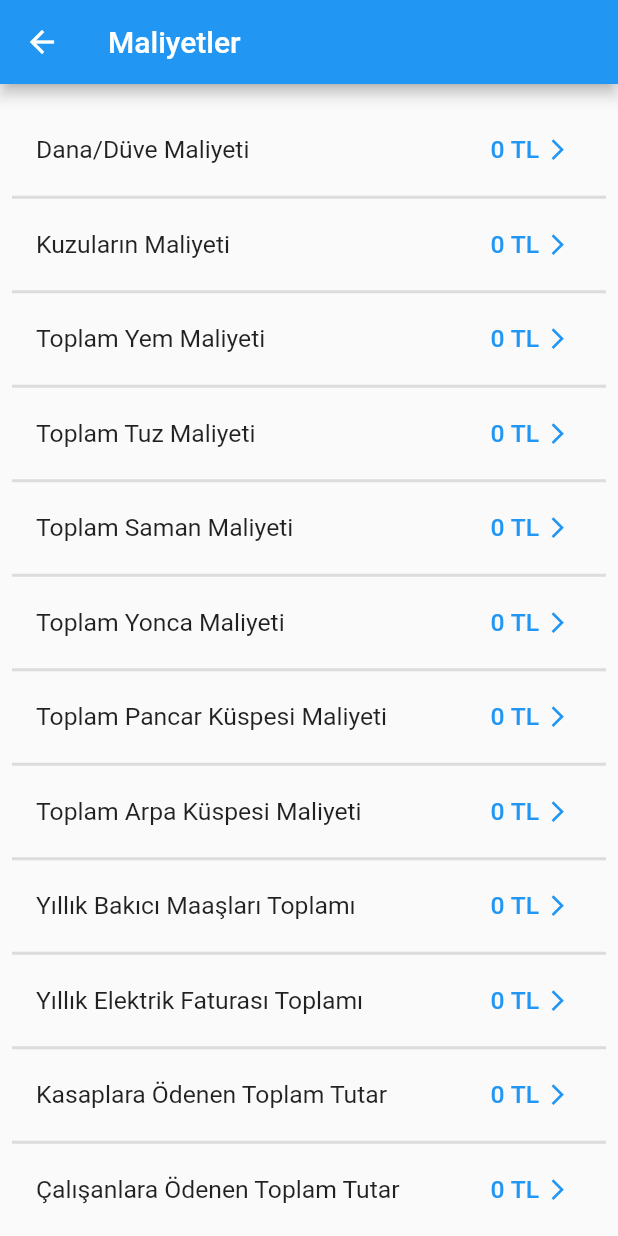
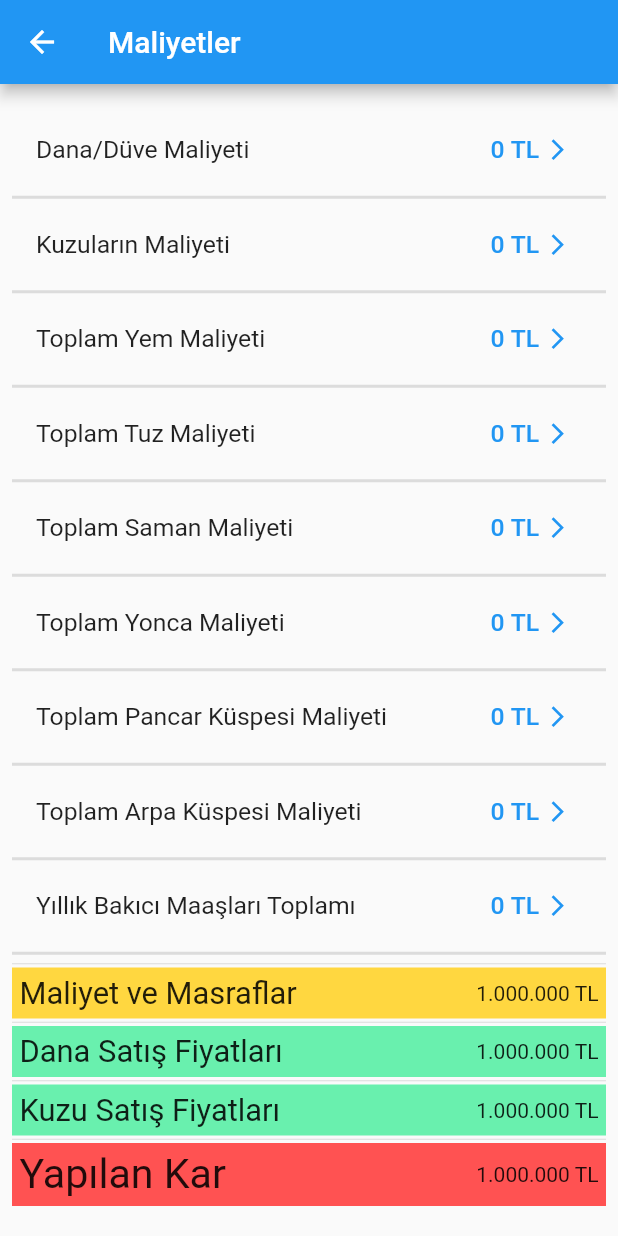
Before and after one commit to ahmettyildirim/gazi, a Flutter app: the MaliyetPage screen opened directly, on a phone screen of 412 x 824 dp. Run offline on Flutter 3.47's test engine with Material 2 defaults, Android fonts, the phone set to English and light mode, and no system bars; our stand-ins replace cloud_firestore, custom_radio_grouped_button, firebase_auth, firebase_core, firebase_database, mask_text_input_formatter; accounts and stored records are empty.

Commit message:
maliyet tablosu tamamlandı

```diff
--- a/lib/model/maliyet.dart
+++ b/lib/model/maliyet.dart
@@ -159,6 +159,12 @@ String getMaliyetDetayTitle(int typeId, {int subTypeId = 0}) {
     case 17:
       return "Ekstra Maliyetler";
     case 18:
+      return "Toplam Maliyet";
+    case 18:
+      return "Toplam Tutar";
+    case 18:
+      return "Toplam Tutar";
+    case 18:
       return "Toplam Tutar";
     default:
       return "";
--- a/lib/pages/maliyet.dart
+++ b/lib/pages/maliyet.dart
@@ -29,13 +29,18 @@ class _MaliyetPageState extends State<MaliyetPage> {
           left: true,
           right: true,
           minimum: EdgeInsets.only(top: 20, bottom: 20, left: 8, right: 8),
+          child: Column(
+            children: [
+              Expanded(
                 child: StreamBuilder<QuerySnapshot<Map<String, dynamic>>>(
-              stream: _repositoryInstance.getAllItems(CollectionKeys.maliyet),
+                    stream:
+                        _repositoryInstance.getAllItems(CollectionKeys.maliyet),
                     builder: (context, snapshot) {
                       if (snapshot.hasData) {
                         var maliyetValues = snapshot.data!.docs;
                         var length = maliyetValues.length;
-                  List<MaliyetModel> maliyetlist = List.empty(growable: true);
+                        List<MaliyetModel> maliyetlist =
+                            List.empty(growable: true);
                         for (int i = 0; i < length; i++) {
                           maliyetlist.add(MaliyetModel.fromJson(
                               maliyetValues[i].data(),
@@ -74,7 +79,8 @@ class _MaliyetPageState extends State<MaliyetPage> {
                                       trailing: index == 17
                                           ? Text(
                                               getMoneyString(total),
-                                        style: TextStyle(fontSize: width / 17),
+                                              style: TextStyle(
+                                                  fontSize: width / 17),
                                             )
                                           : TextButton(
                                               onPressed: () {
@@ -126,7 +132,69 @@ class _MaliyetPageState extends State<MaliyetPage> {
                       } else {
                         return Center();
                       }
-              })),
+                    }),
+              ),
+              Divider(
+                height: 5,
+              ),
+              Container(
+                decoration: BoxDecoration(color: Colors.amberAccent),
+                padding: const EdgeInsets.all(5.0),
+                child: Row(
+                  mainAxisAlignment: MainAxisAlignment.spaceBetween,
+                  children: [
+                    Text("Maliyet ve Masraflar",
+                        style: TextStyle(fontSize: width / 20)),
+                    Text("1.000.000 TL"),
+                  ],
+                ),
+              ),
+              Divider(
+                height: 5,
+              ),
+              Container(
+                decoration: BoxDecoration(color: Colors.greenAccent),
+                padding: const EdgeInsets.all(5.0),
+                child: Row(
+                  mainAxisAlignment: MainAxisAlignment.spaceBetween,
+                  children: [
+                    Text("Dana Satış Fiyatları",
+                        style: TextStyle(fontSize: width / 20)),
+                    Text("1.000.000 TL"),
+                  ],
+                ),
+              ),
+              Divider(
+                height: 5,
+              ),
+              Container(
+                decoration: BoxDecoration(color: Colors.greenAccent),
+                padding: const EdgeInsets.all(5.0),
+                child: Row(
+                  mainAxisAlignment: MainAxisAlignment.spaceBetween,
+                  children: [
+                    Text("Kuzu Satış Fiyatları",
+                        style: TextStyle(fontSize: width / 20)),
+                    Text("1.000.000 TL"),
+                  ],
+                ),
+              ),
+              Divider(
+                height: 5,
+              ),
+              Container(
+                decoration: BoxDecoration(color: Colors.redAccent),
+                padding: const EdgeInsets.all(5.0),
+                child: Row(
+                  mainAxisAlignment: MainAxisAlignment.spaceBetween,
+                  children: [
+                    Text("Yapılan Kar", style: TextStyle(fontSize: width / 15)),
+                    Text("1.000.000 TL"),
+                  ],
+                ),
+              ),
+            ],
+          )),
     );
   }
 }
```
Lines whose indentation alone changed are shown as unchanged.
